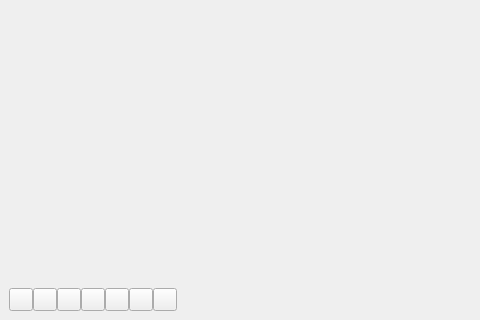
Qt form src/mainwindow.ui (CarlosFdez/videocrop) before a commit; both pictures show x 0 to 480 and y 232 to 552 of the 1002 by 552 pixel window.
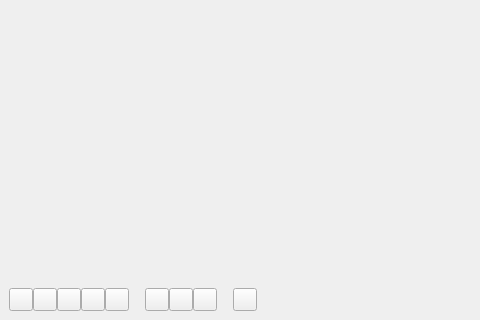
The same form after that commit. Icons and pictures are not drawn.

Commit message: Added skip buttons, tooltips, and separators on toolbar

What changed in the file:
```diff
--- a/src/mainwindow.ui
+++ b/src/mainwindow.ui
@@ -121,23 +121,6 @@
              </property>
             </widget>
            </item>
-           <item>
-            <widget class="QToolButton" name="snapshotButton">
-             <property name="enabled">
-              <bool>true</bool>
-             </property>
-             <property name="text">
-              <string/>
-             </property>
-             <property name="icon">
-              <iconset resource="../images.qrc">
-               <normaloff>:/images/screenshot.png</normaloff>:/images/screenshot.png</iconset>
-             </property>
-             <property name="checkable">
-              <bool>false</bool>
-             </property>
-            </widget>
-           </item>
            <item>
             <widget class="QToolButton" name="speedDecreaseButton">
              <property name="enabled">
@@ -164,6 +147,36 @@
              </property>
             </widget>
            </item>
+           <item>
+            <widget class="QToolButton" name="skipBackwardsButton">
+             <property name="text">
+              <string/>
+             </property>
+            </widget>
+           </item>
+           <item>
+            <widget class="QToolButton" name="skipForwardsButton">
+             <property name="text">
+              <string/>
+             </property>
+            </widget>
+           </item>
+           <item>
+            <spacer name="horizontalSpacer">
+             <property name="orientation">
+              <enum>Qt::Horizontal</enum>
+             </property>
+             <property name="sizeType">
+              <enum>QSizePolicy::Fixed</enum>
+             </property>
+             <property name="sizeHint" stdset="0">
+              <size>
+               <width>16</width>
+               <height>0</height>
+              </size>
+             </property>
+            </spacer>
+           </item>
            <item>
             <widget class="QToolButton" name="trimLeftButton">
              <property name="enabled">
@@ -215,6 +228,39 @@
              </property>
             </widget>
            </item>
+           <item>
+            <spacer name="horizontalSpacer_2">
+             <property name="orientation">
+              <enum>Qt::Horizontal</enum>
+             </property>
+             <property name="sizeType">
+              <enum>QSizePolicy::Fixed</enum>
+             </property>
+             <property name="sizeHint" stdset="0">
+              <size>
+               <width>16</width>
+               <height>0</height>
+              </size>
+             </property>
+            </spacer>
+           </item>
+           <item>
+            <widget class="QToolButton" name="snapshotButton">
+             <property name="enabled">
+              <bool>true</bool>
+             </property>
+             <property name="text">
+              <string/>
+             </property>
+             <property name="icon">
+              <iconset resource="../images.qrc">
+               <normaloff>:/images/screenshot.png</normaloff>:/images/screenshot.png</iconset>
+             </property>
+             <property name="checkable">
+              <bool>false</bool>
+             </property>
+            </widget>
+           </item>
           </layout>
          </item>
          <item alignment="Qt::AlignRight">
```
Left out of the diff: 2 changed lines with no effect on the pictures. The commit also changes 2 other files.
